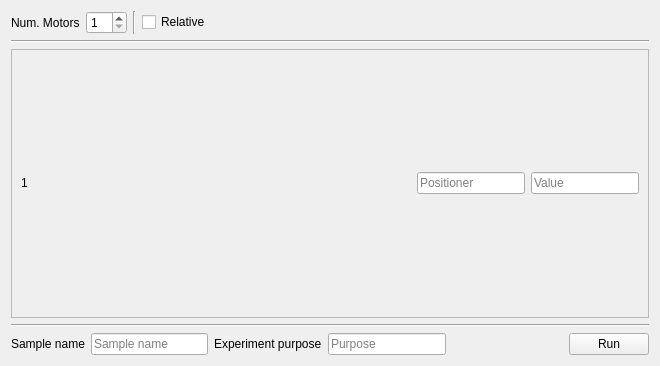
This is src/firefly/plans/move_motor_window.ui in spc-group/haven as Qt 5 draws it before an edit. The edited form follows.
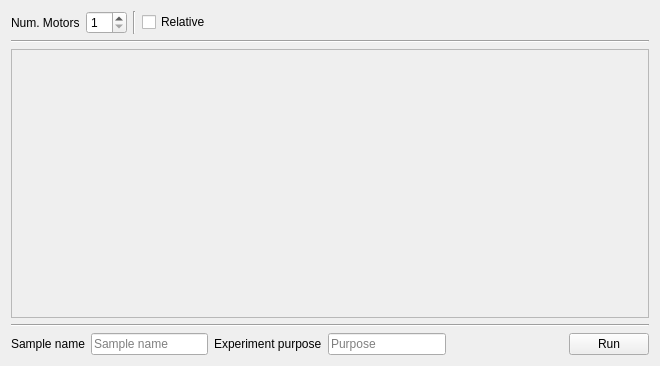
This is the edited form. Custom widgets are drawn as their Qt base class.

Commit message: Added spacers to the region layouts in plan windows.

```diff
--- a/src/firefly/plans/move_motor_window.ui
+++ b/src/firefly/plans/move_motor_window.ui
@@ -169,94 +169,33 @@
            <rect>
             <x>0</x>
             <y>0</y>
-            <width>640</width>
-            <height>234</height>
+            <width>636</width>
+            <height>258</height>
            </rect>
           </property>
           <layout class="QVBoxLayout" name="verticalLayout_4">
            <item>
-            <layout class="QVBoxLayout" name="verticalLayout_12">
-             <item>
-              <layout class="QHBoxLayout" name="region_template_layout">
-               <item>
-                <widget class="QLabel" name="motor_num_label_6">
-                 <property name="text">
-                  <string>1</string>
-                 </property>
-                </widget>
-               </item>
-               <item>
-                <widget class="ComponentSelector" name="motor_selector_9" native="true"/>
-               </item>
-               <item>
-                <spacer name="horizontalSpacer_11">
-                 <property name="orientation">
-                  <enum>Qt::Horizontal</enum>
-                 </property>
-                 <property name="sizeHint" stdset="0">
-                  <size>
-                   <width>40</width>
-                   <height>20</height>
-                  </size>
-                 </property>
-                </spacer>
-               </item>
-               <item>
-                <widget class="QLineEdit" name="scan_start_lineEdit_7">
-                 <property name="sizePolicy">
-                  <sizepolicy hsizetype="Preferred" vsizetype="Fixed">
-                   <horstretch>0</horstretch>
-                   <verstretch>0</verstretch>
-                  </sizepolicy>
-                 </property>
-                 <property name="minimumSize">
-                  <size>
-                   <width>20</width>
-                   <height>0</height>
-                  </size>
-                 </property>
-                 <property name="baseSize">
-                  <size>
-                   <width>0</width>
-                   <height>0</height>
-                  </size>
-                 </property>
-                 <property name="placeholderText">
-                  <string>Positioner</string>
-                 </property>
-                </widget>
-               </item>
-               <item>
-                <widget class="QLineEdit" name="scan_start_lineEdit_6">
-                 <property name="sizePolicy">
-                  <sizepolicy hsizetype="Preferred" vsizetype="Fixed">
-                   <horstretch>0</horstretch>
-                   <verstretch>0</verstretch>
-                  </sizepolicy>
-                 </property>
-                 <property name="minimumSize">
-                  <size>
-                   <width>20</width>
-                   <height>0</height>
-                  </size>
-                 </property>
-                 <property name="baseSize">
-                  <size>
-                   <width>0</width>
-                   <height>0</height>
-                  </size>
-                 </property>
-                 <property name="placeholderText">
-                  <string>Value</string>
-                 </property>
-                </widget>
-               </item>
-              </layout>
-             </item>
+            <layout class="QVBoxLayout" name="regions_layout">
+             <property name="topMargin">
+              <number>5</number>
+             </property>
+             <property name="bottomMargin">
+              <number>5</number>
+             </property>
             </layout>
            </item>
            <item>
-            <layout class="QVBoxLayout" name="regions_layout"/>
+            <spacer name="verticalSpacer">
+             <property name="orientation">
+              <enum>Qt::Vertical</enum>
+             </property>
+             <property name="sizeHint" stdset="0">
+              <size>
+               <width>20</width>
+               <height>40</height>
+              </size>
+             </property>
+            </spacer>
            </item>
           </layout>
          </widget>
@@ -274,12 +213,6 @@
    <extends>QPushButton</extends>
    <header>firefly.queue_button</header>
   </customwidget>
-  <customwidget>
-   <class>ComponentSelector</class>
-   <extends>QWidget</extends>
-   <header>firefly.component_selector</header>
-   <container>1</container>
-  </customwidget>
  </customwidgets>
  <resources/>
  <connections/>
```
The commit also changes 3 other files.
